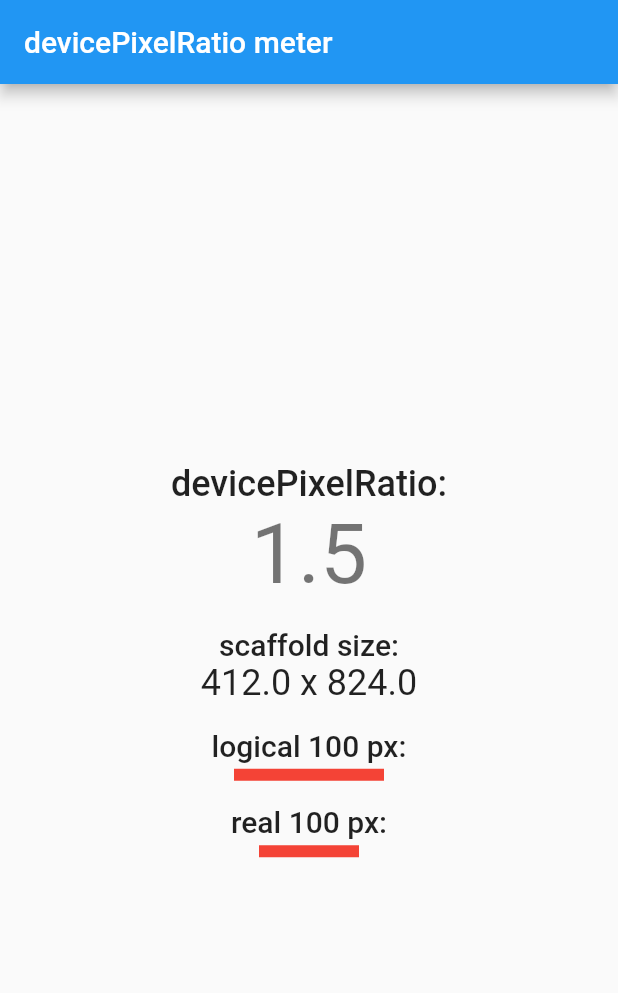
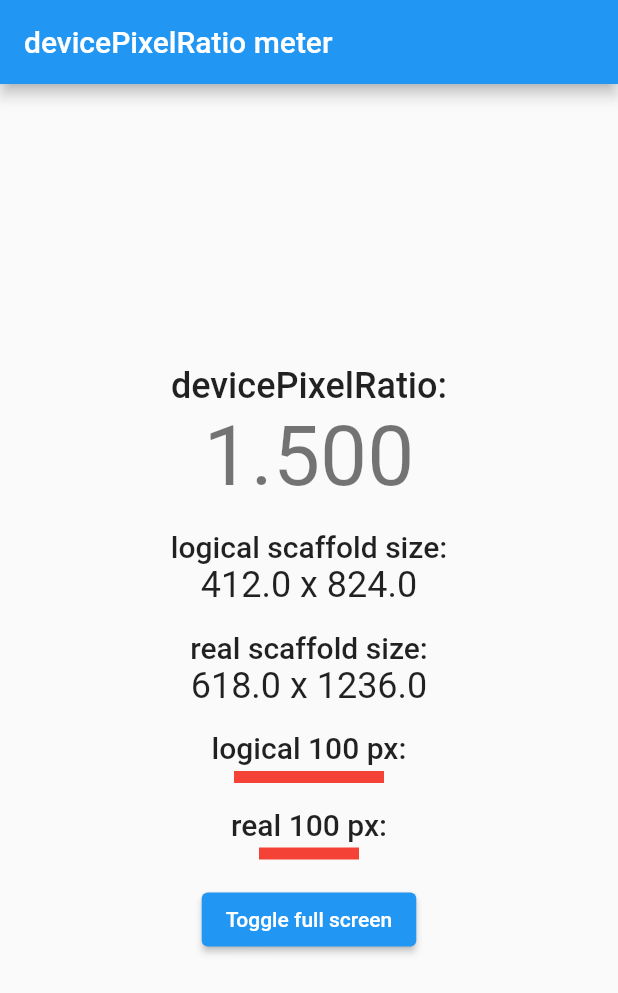
Before and after one commit to Zidar/device_pixel_ratio_meter, a Flutter app: the screen it shows after launch, on a phone screen of 412 x 824 dp. Shown: the top 993 px of the screen. Run offline on Flutter 3.47's test engine with Material 2 defaults, Android fonts, the phone set to English and light mode, and no system bars.

Commit message:
Added button to switch to fullscreen mode, added scaffold real size display

```diff
--- a/lib/main_page.dart
+++ b/lib/main_page.dart
@@ -1,4 +1,5 @@
 import 'package:flutter/material.dart';
+import 'package:flutter/services.dart';
 
 class MainPage extends StatefulWidget {
   @override
@@ -7,6 +8,7 @@ class MainPage extends StatefulWidget {
 
 class _MainPageState extends State<MainPage> with WidgetsBindingObserver {
   double devicePixelRatio;
+  bool isFullScreen = false;
 
   @override
   didChangeMetrics() {
@@ -38,12 +40,17 @@ class _MainPageState extends State<MainPage> with WidgetsBindingObserver {
             mainAxisSize: MainAxisSize.min,
             children: [
               Text("devicePixelRatio:", style: theme.headline6.copyWith(fontSize: 24)),
-              Text("$devicePixelRatio", style: theme.headline2),
+              Text("${devicePixelRatio.toStringAsFixed(3)}", style: theme.headline2),
 
               SizedBox(height: 16),
 
-              Text("scaffold size:", style: theme.headline6),
+              Text("logical scaffold size:", style: theme.headline6),
               Text("${size.width.toStringAsFixed(1)} x ${size.height.toStringAsFixed(1)}", style: theme.headline5),
+
+              SizedBox(height: 16),
+
+              Text("real scaffold size:", style: theme.headline6),
+              Text("${(size.width * devicePixelRatio).toStringAsFixed(1)} x ${(size.height * devicePixelRatio).toStringAsFixed(1)}", style: theme.headline5),
 
               SizedBox(height: 16),
 
@@ -64,6 +71,19 @@ class _MainPageState extends State<MainPage> with WidgetsBindingObserver {
                 height: 8,
                 color: Colors.red,
               ),
+              SizedBox(height: 16),
+
+              ElevatedButton(
+                onPressed: () async {
+                  isFullScreen = !isFullScreen;
+                  if (isFullScreen)
+                    await SystemChrome.setEnabledSystemUIMode(SystemUiMode.immersiveSticky);
+                  else
+                    await SystemChrome.setEnabledSystemUIMode(SystemUiMode.manual, overlays: SystemUiOverlay.values);
+                  setState((){});
+                },
+                child: Text("Toggle full screen")
+              ),
             ],
           ),
         ),
```
Also changed, not shown: pubspec.lock.
